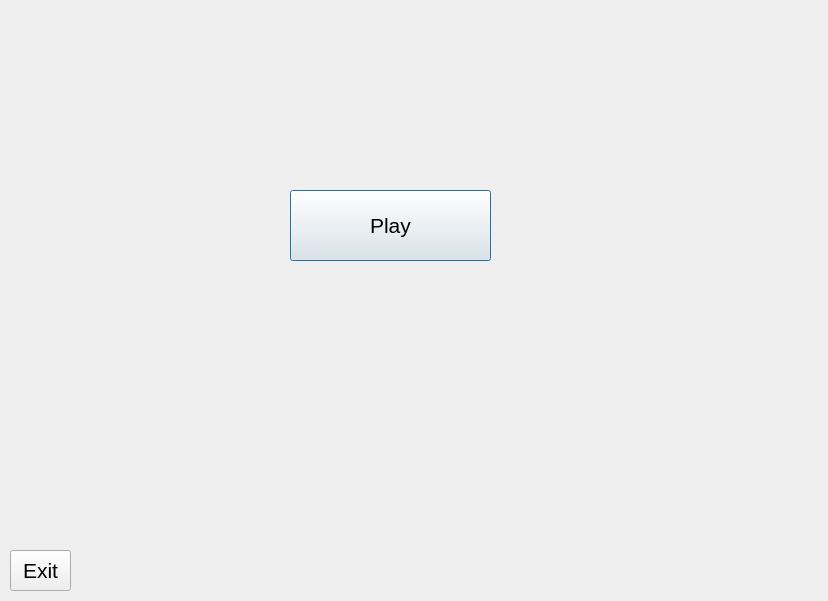
Above: gamemenu.ui from alex3413/learning-qt-game before the change. Below: the same form after it.
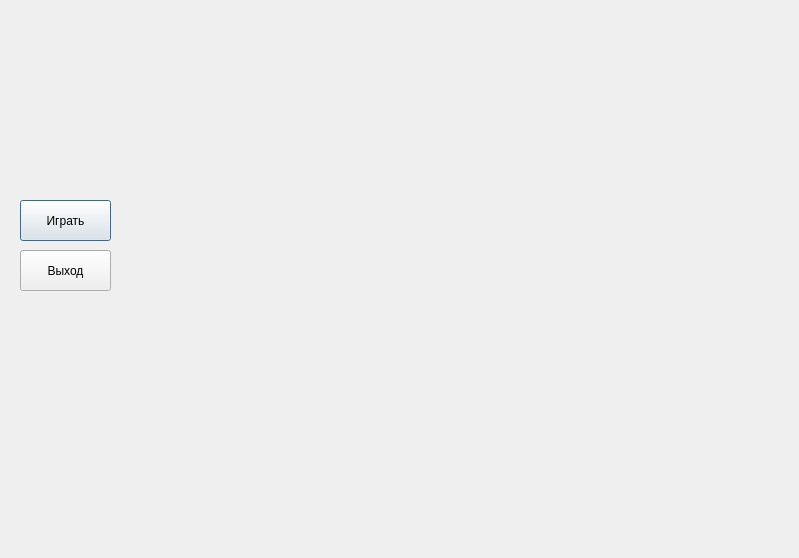
That is the form after the change.

Diff of the .ui file:
```diff
--- a/gamemenu.ui
+++ b/gamemenu.ui
@@ -6,8 +6,8 @@
    <rect>
     <x>0</x>
     <y>0</y>
-    <width>828</width>
-    <height>601</height>
+    <width>799</width>
+    <height>558</height>
    </rect>
   </property>
   <property name="windowTitle">
@@ -16,55 +16,27 @@
   <widget class="QPushButton" name="play">
    <property name="geometry">
     <rect>
-     <x>290</x>
-     <y>190</y>
-     <width>201</width>
-     <height>71</height>
+     <x>20</x>
+     <y>200</y>
+     <width>91</width>
+     <height>41</height>
     </rect>
    </property>
-   <property name="font">
-    <font>
-     <pointsize>16</pointsize>
-    </font>
-   </property>
    <property name="text">
-    <string>Play</string>
+    <string>Играть</string>
    </property>
   </widget>
   <widget class="QPushButton" name="exit">
    <property name="geometry">
     <rect>
-     <x>10</x>
-     <y>550</y>
-     <width>61</width>
+     <x>20</x>
+     <y>250</y>
+     <width>91</width>
      <height>41</height>
     </rect>
    </property>
-   <property name="font">
-    <font>
-     <pointsize>16</pointsize>
-    </font>
-   </property>
    <property name="text">
-    <string>Exit</string>
-   </property>
-  </widget>
-  <widget class="QLabel" name="nameP">
-   <property name="geometry">
-    <rect>
-     <x>600</x>
-     <y>10</y>
-     <width>221</width>
-     <height>31</height>
-    </rect>
-   </property>
-   <property name="font">
-    <font>
-     <pointsize>16</pointsize>
-    </font>
-   </property>
-   <property name="text">
-    <string/>
+    <string>Выход</string>
    </property>
   </widget>
  </widget>
```
Left out of the diff: 27 changed lines with no effect on the pictures.
